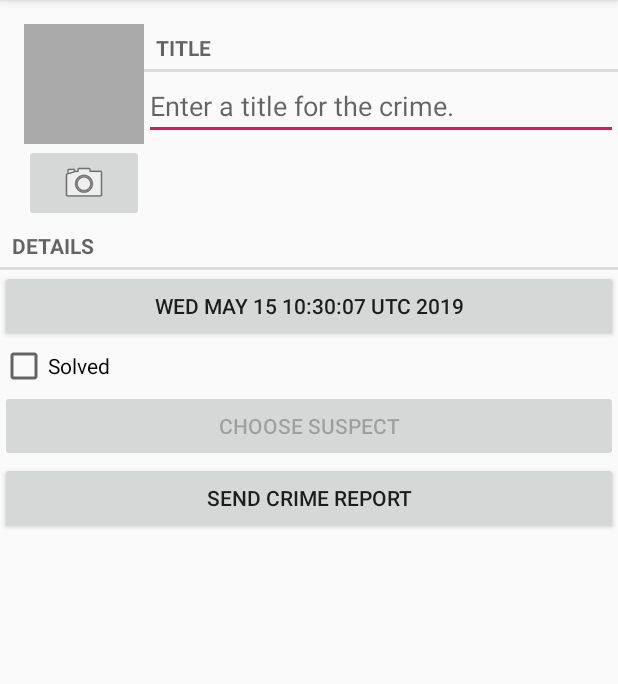
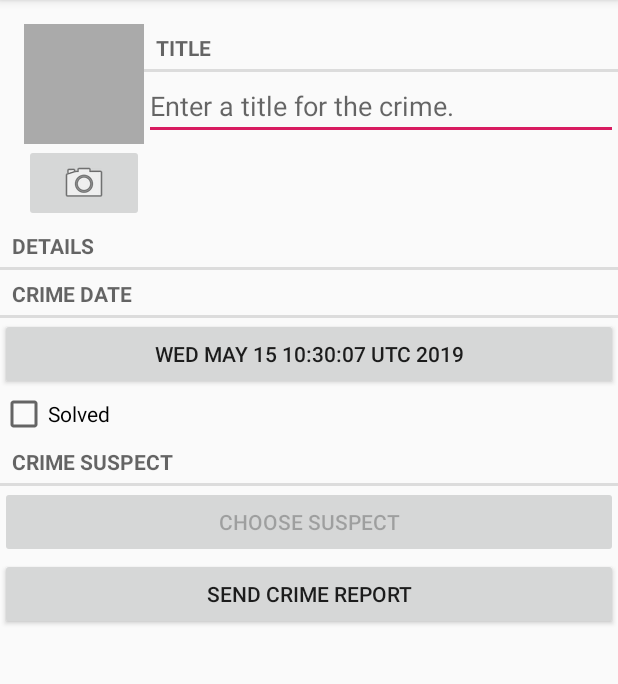
Before and after one commit to foreverxzhh/CriminalIntent, an Android app: the screen it shows after launch (CrimePagerActivity), after a tap on "New Crime", on a phone screen of 412 x 824 dp, the part 84-768 px from its top. Run offline under Robolectric (Android 15) with nearby library versions, the phone set to English and light mode, and no system bars.

Commit message:
Chapter 19 challenge

```diff
--- a/app/src/main/java/com/hua/criminalintent/CrimeFragment.java
+++ b/app/src/main/java/com/hua/criminalintent/CrimeFragment.java
@@ -230,6 +230,7 @@ public class CrimeFragment extends Fragment {
             Bitmap bitmap = PictureUtils.getScaledBitmap(mPhotoFile.getPath(), getActivity());
             mPhotoView.setImageBitmap(bitmap);
             mPhotoView.setContentDescription(getString(R.string.crime_photo_image_description));
+            mPhotoView.announceForAccessibility(getString(R.string.crime_photo_image_description));
         }
     }
 
--- a/app/src/main/res/layout/fragment_crime.xml
+++ b/app/src/main/res/layout/fragment_crime.xml
@@ -62,6 +62,13 @@
         android:layout_height="wrap_content"
         android:text="@string/crime_details_label" />
 
+    <TextView
+        style="?android:listSeparatorTextViewStyle"
+        android:layout_width="match_parent"
+        android:layout_height="wrap_content"
+        android:text="@string/crime_date_description"
+        android:labelFor="@+id/crime_date" />
+
     <Button
         android:id="@+id/crime_date"
         android:layout_width="match_parent"
@@ -72,6 +79,13 @@
         android:layout_width="match_parent"
         android:layout_height="wrap_content"
         android:text="@string/crime_solved_label" />
+
+    <TextView
+        style="?android:listSeparatorTextViewStyle"
+        android:layout_width="match_parent"
+        android:layout_height="wrap_content"
+        android:text="@string/crime_suspect_description"
+        android:labelFor="@+id/crime_suspect" />
 
     <Button
         android:id="@+id/crime_suspect"
--- a/app/src/main/res/layout/list_item_crime.xml
+++ b/app/src/main/res/layout/list_item_crime.xml
@@ -42,6 +42,7 @@
         app:layout_constraintBottom_toBottomOf="parent"
         app:layout_constraintEnd_toEndOf="parent"
         app:layout_constraintTop_toTopOf="parent"
-        app:srcCompat="@drawable/ic_solved" />
+        app:srcCompat="@drawable/ic_solved"
+        android:contentDescription="@string/crime_solved_description" />
 
 </android.support.constraint.ConstraintLayout>
--- a/app/src/main/res/values/strings.xml
+++ b/app/src/main/res/values/strings.xml
@@ -21,4 +21,7 @@
     <string name="crime_photo_button_description">Take photo of crime scene</string>
     <string name="crime_photo_no_image_description">Crime scene photo (not set)</string>
     <string name="crime_photo_image_description">Crime scene photo (set)</string>
+    <string name="crime_solved_description">Crime solved</string>
+    <string name="crime_date_description">Crime date</string>
+    <string name="crime_suspect_description">Crime suspect</string>
 </resources>
```
Also changed, not shown: 1 other file.
